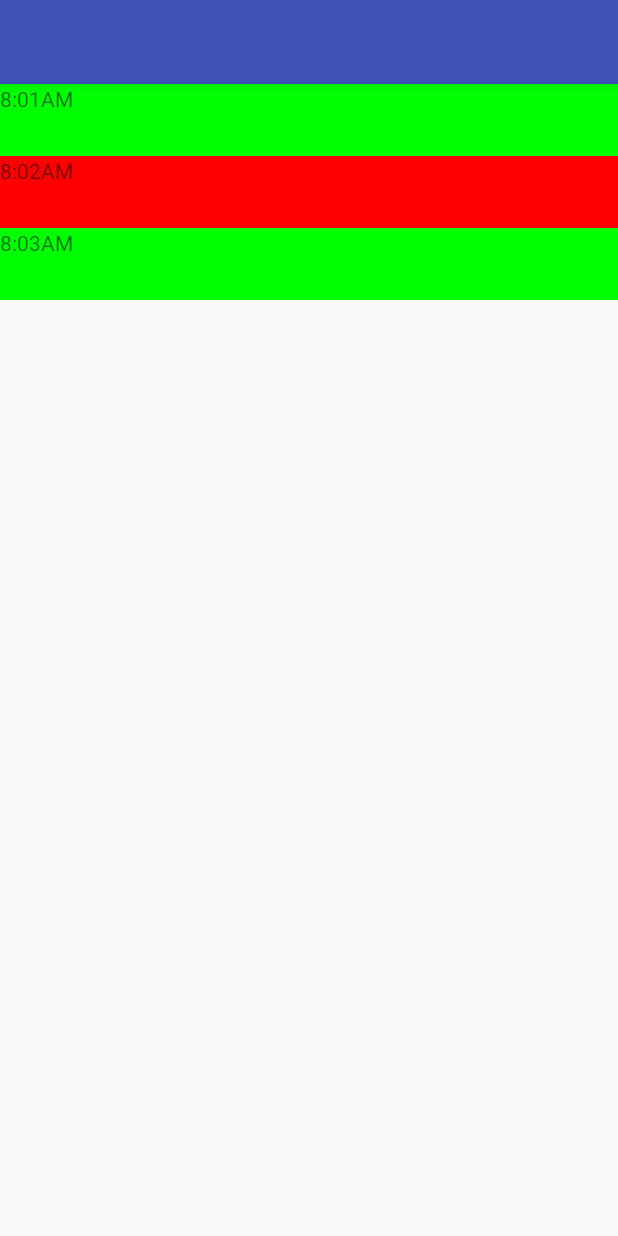
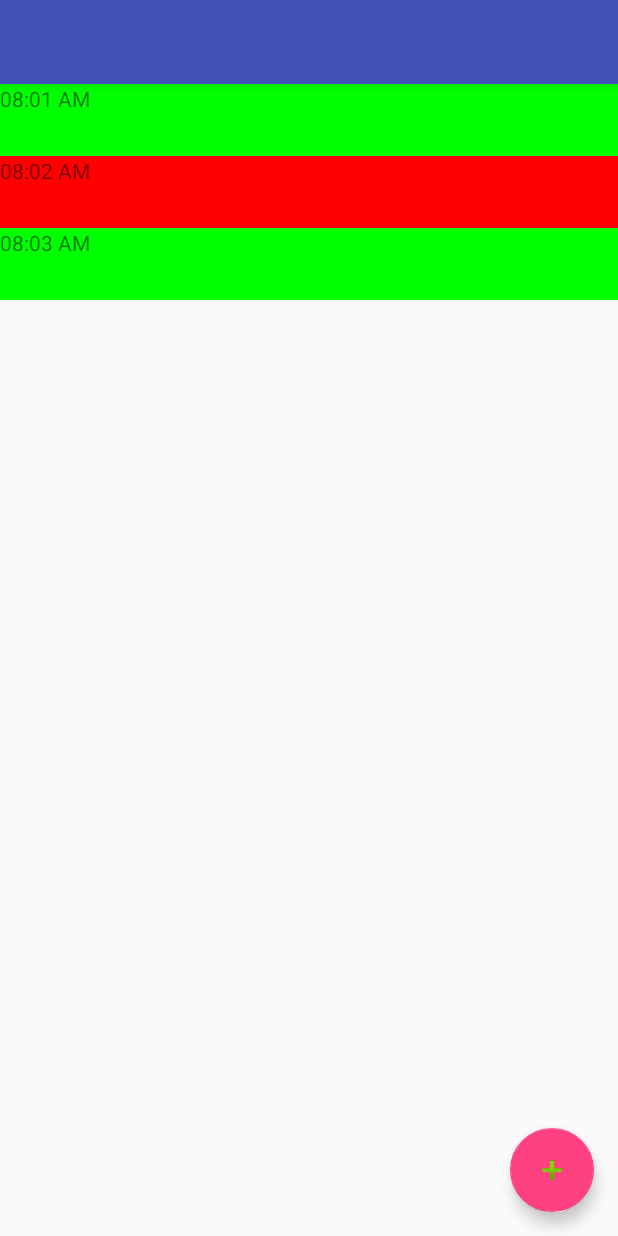
Before and after one commit to Lucodivo/SountrackMorning, an Android app: the screen it shows after launch (MainActivity), on a phone screen of 412 x 824 dp. Run offline under Robolectric (Android 15) with nearby library versions, the phone set to English and light mode, and no system bars; 2 statements that could not run were skipped.

Commit message:
add timepicker

```diff
--- a/app/build.gradle
+++ b/app/build.gradle
@@ -8,7 +8,7 @@ android {
     compileSdkVersion 27
     defaultConfig {
         applicationId "com.inasweaterpoorlyknit.soundtrackmorning"
-        minSdkVersion 19
+        minSdkVersion 23
         targetSdkVersion 27
         versionCode 1
         versionName "1.0"
@@ -41,4 +41,6 @@ dependencies {
     androidTestImplementation 'com.android.support.test:runner:1.0.2'
     androidTestImplementation 'com.android.support.test.espresso:espresso-core:3.0.2'
     implementation 'com.android.support:recyclerview-v7:27.1.1'
+    implementation 'com.android.support:cardview-v7:27.1.1'
+    implementation 'com.android.support:design:27.1.1'
 }
--- a/app/src/main/java/com/inasweaterpoorlyknit/soundtrackmorning/Alarm.kt
+++ b/app/src/main/java/com/inasweaterpoorlyknit/soundtrackmorning/Alarm.kt
@@ -1,7 +1,25 @@
 package com.inasweaterpoorlyknit.soundtrackmorning
 
-enum class AlarmState{
-    ON, OFF
+import android.text.format.DateFormat
+
+class Alarm(val hourOfDay: Int, val minute: Int, var isActive: Boolean) {
+    fun getTimeText(is24Hour: Boolean): String {
+        if(!is24Hour) {
+            if (hourOfDay == 12) {
+                return formatTimeUnit(hourOfDay) + ":" + formatTimeUnit(minute) + " PM"
+            } else if(hourOfDay > 12) {
+                return formatTimeUnit(hourOfDay - 12) + ":" + formatTimeUnit(minute) + " PM"
+            } else if(hourOfDay == 0) {
+                return "12:" + formatTimeUnit(minute) + " AM"
+            } else {
+                return formatTimeUnit(hourOfDay) + ":" + formatTimeUnit(minute) + " AM"
+            }
+        } else {
+            return formatTimeUnit(hourOfDay) + ":" + formatTimeUnit(minute)
+        }
+    }
+
+    private fun formatTimeUnit(timeUnit: Int): String {
+        return if (timeUnit > 9) "$timeUnit" else "0$timeUnit"
+    }
 }
-
-data class Alarm(val time: String, val state: AlarmState)
--- a/app/src/main/java/com/inasweaterpoorlyknit/soundtrackmorning/ExistingAlarmsRecyclerViewAdapter.kt
+++ b/app/src/main/java/com/inasweaterpoorlyknit/soundtrackmorning/ExistingAlarmsRecyclerViewAdapter.kt
@@ -3,6 +3,7 @@ package com.inasweaterpoorlyknit.soundtrackmorning
 import android.content.Context
 import android.graphics.Color
 import android.support.v7.widget.RecyclerView
+import android.text.format.DateFormat
 import android.view.LayoutInflater
 import android.view.View
 import android.view.ViewGroup
@@ -15,15 +16,22 @@ class ExistingAlarmsRecyclerViewAdapter(val items : ArrayList<Alarm>, val contex
     }
 
     override fun onBindViewHolder(holder: ViewHolder, position: Int) {
-        val alarm = items.get(position)
+        val alarm = items[position]
 
-        holder.triggerTime.text = alarm.time
+        var timeText = alarm.getTimeText(DateFormat.is24HourFormat(context))
 
-        if(alarm.state == AlarmState.ON) {
+        holder.triggerTime.text = timeText
+
+        if(alarm.isActive) {
             holder.view.setBackgroundColor(Color.GREEN)
         } else {
             holder.view.setBackgroundColor(Color.RED)
         }
+
+        holder.view.setOnClickListener( {
+            items[position] = Alarm(alarm.hourOfDay, alarm.minute, !alarm.isActive)
+            notifyItemChanged(position)
+        } )
     }
 
     override fun getItemCount(): Int {
--- a/app/src/main/java/com/inasweaterpoorlyknit/soundtrackmorning/MainActivity.kt
+++ b/app/src/main/java/com/inasweaterpoorlyknit/soundtrackmorning/MainActivity.kt
@@ -1,11 +1,24 @@
 package com.inasweaterpoorlyknit.soundtrackmorning
 
+import android.app.TimePickerDialog
 import android.support.v7.app.AppCompatActivity
 import android.os.Bundle
 import android.support.v7.widget.LinearLayoutManager
+import android.text.format.DateFormat
+import android.widget.TimePicker
+import android.widget.Toast
 import kotlinx.android.synthetic.main.activity_main.*
 
-class MainActivity : AppCompatActivity() {
+import java.util.Calendar;
+
+class MainActivity : AppCompatActivity(), TimePickerDialog.OnTimeSetListener {
+    private val alarmsList = ArrayList<Alarm>()
+
+    override fun onTimeSet(view: TimePicker?, hourOfDay: Int, minute: Int) {
+        toast("hour: $hourOfDay minute: $minute")
+        alarmsList.add(Alarm(hourOfDay, minute, true))
+        existing_alarms_list.adapter.notifyItemInserted(alarmsList.size)
+    }
 
     override fun onCreate(savedInstanceState: Bundle?) {
         super.onCreate(savedInstanceState)
@@ -15,13 +28,14 @@ class MainActivity : AppCompatActivity() {
         val newString = stringFromJNI() + doubleFromJNI()
         title = newString
 
-        val alarmsList = ArrayList<Alarm>()
-        alarmsList.add(Alarm("8:01AM", AlarmState.ON))
-        alarmsList.add(Alarm("8:02AM", AlarmState.OFF))
-        alarmsList.add(Alarm("8:03AM", AlarmState.ON))
+        alarmsList.add(Alarm(8, 1, true))
+        alarmsList.add(Alarm(8, 2, false))
+        alarmsList.add(Alarm(8, 3, true))
 
         existing_alarms_list.layoutManager = LinearLayoutManager(this)
         existing_alarms_list.adapter = ExistingAlarmsRecyclerViewAdapter(alarmsList, this)
+
+        add_alarm_button.setOnClickListener {createAlarm()}
     }
 
     /**
@@ -38,4 +52,19 @@ class MainActivity : AppCompatActivity() {
             System.loadLibrary("native-lib")
         }
     }
+
+    private fun createAlarm() {
+        val calendar = Calendar.getInstance()
+
+        TimePickerDialog(this,
+                this,
+                calendar.get(Calendar.HOUR_OF_DAY),
+                calendar.get(Calendar.MINUTE),
+                DateFormat.is24HourFormat(this)).show()
+
+    }
+
+    private fun toast(toastString: String) {
+        Toast.makeText(this, toastString, Toast.LENGTH_SHORT).show()
+    }
 }
--- a/app/src/main/res/layout/activity_main.xml
+++ b/app/src/main/res/layout/activity_main.xml
@@ -1,6 +1,5 @@
 <?xml version="1.0" encoding="utf-8"?>
-<android.support.constraint.ConstraintLayout
-    xmlns:android="http://schemas.android.com/apk/res/android"
+<android.support.constraint.ConstraintLayout xmlns:android="http://schemas.android.com/apk/res/android"
     xmlns:app="http://schemas.android.com/apk/res-auto"
     xmlns:tools="http://schemas.android.com/tools"
     android:layout_width="match_parent"
@@ -10,5 +9,19 @@
     <android.support.v7.widget.RecyclerView
         android:id="@+id/existing_alarms_list"
         android:layout_width="match_parent"
-        android:layout_height="match_parent" />
+        android:layout_height="match_parent">
+
+    </android.support.v7.widget.RecyclerView>
+
+    <android.support.design.widget.FloatingActionButton
+        android:id="@+id/add_alarm_button"
+        android:layout_width="wrap_content"
+        android:layout_height="wrap_content"
+        android:layout_marginBottom="16dp"
+        android:layout_marginEnd="16dp"
+        android:clickable="true"
+        android:focusable="true"
+        app:layout_constraintBottom_toBottomOf="parent"
+        app:layout_constraintEnd_toEndOf="parent"
+        app:srcCompat="@android:drawable/ic_input_add" />
 </android.support.constraint.ConstraintLayout>
```
